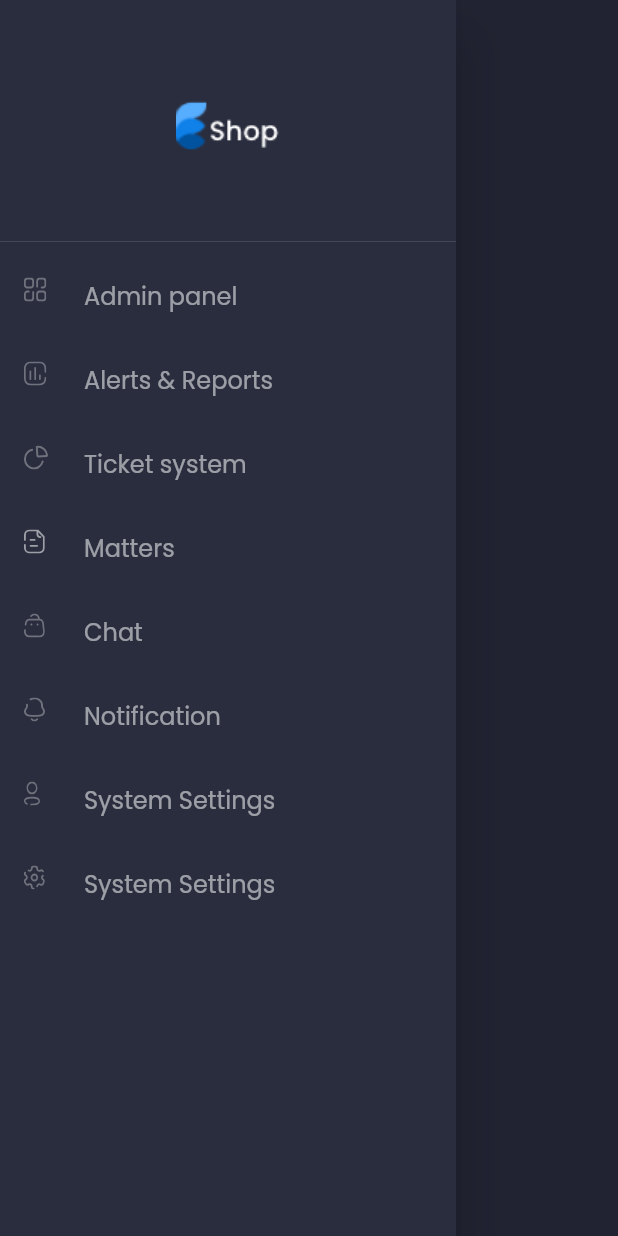
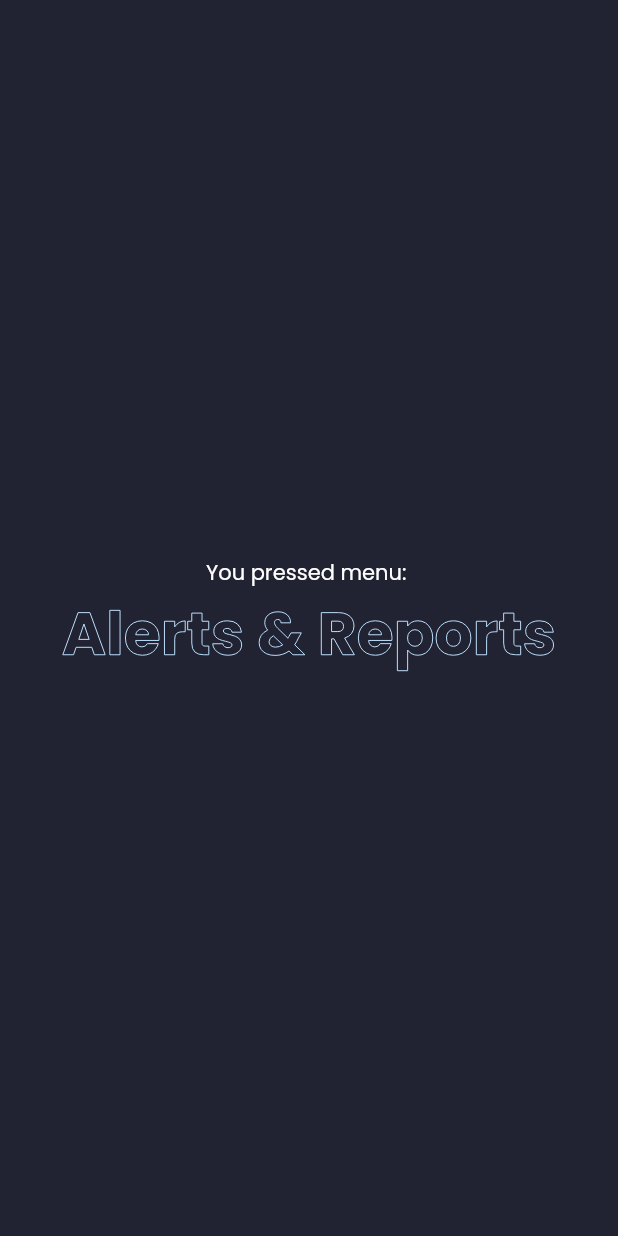
Before and after one commit to Reriuqni/khavier, a Flutter app: the SideMenu widget shown alone on an empty page, opened directly, after a tap on "Alerts & Reports", on a phone screen of 412 x 824 dp. Run offline on Flutter 3.47's test engine with Material 2 defaults, Android fonts, the light colour scheme and no system bars; our stand-ins replace data_table_2, fl_chart, flutter_svg, google_fonts.

Commit message:
Added routs screens side menu

```diff
--- a/lib/screens/main/components/side_menu.dart
+++ b/lib/screens/main/components/side_menu.dart
@@ -17,42 +17,58 @@ class SideMenu extends StatelessWidget {
           DrawerListTile(
             title: "Admin panel",
             svgSrc: "assets/icons/menu_dashbord.svg",
-            press: () {},
+            press: () {
+              Navigator.pushNamed(context, '/');
+            },
           ),
           DrawerListTile(
             title: "Alerts & Reports",
             svgSrc: "assets/icons/menu_tran.svg",
-            press: () {},
+            press: () {
+              Navigator.pushNamed(context, '/reports');
+            },
           ),
           DrawerListTile(
-            title: "Ticket system ",
+            title: "Ticket system",
             svgSrc: "assets/icons/menu_task.svg",
-            press: () {},
+            press: () {
+              Navigator.pushNamed(context, '/tickets');
+            },
           ),
           DrawerListTile(
             title: "Matters",
             svgSrc: "assets/icons/menu_doc.svg",
-            press: () {},
+            press: () {
+              Navigator.pushNamed(context, '/matters');
+            },
           ),
           DrawerListTile(
             title: "Chat",
             svgSrc: "assets/icons/menu_store.svg",
-            press: () {},
+            press: () {
+              Navigator.pushNamed(context, '/chat');
+            },
           ),
           DrawerListTile(
             title: "Notification",
             svgSrc: "assets/icons/menu_notification.svg",
-            press: () {},
+            press: () {
+              Navigator.pushNamed(context, '/notification');
+            },
           ),
           DrawerListTile(
             title: "System Settings",
             svgSrc: "assets/icons/menu_profile.svg",
-            press: () {},
+            press: () {
+              Navigator.pushNamed(context, '/settings');
+            },
           ),
           DrawerListTile(
             title: "System Settings",
             svgSrc: "assets/icons/menu_setting.svg",
-            press: () {},
+            press: () {
+              Navigator.pushNamed(context, '/settings');
+            },
           ),
         ],
       ),
--- /dev/null
+++ b/lib/screens/reports/reports_screen.dart
@@ -0,0 +1,56 @@
+import 'package:admin/controllers/MenuController.dart';
+import 'package:admin/responsive.dart';
+import 'package:flutter/material.dart';
+import 'package:provider/provider.dart';
+
+import '../main/components/side_menu.dart';
+
+class ReportsScreen extends StatelessWidget {
+  final String _pageName = 'Alerts & Reports';
+
+  @override
+  Widget build(BuildContext context) {
+    return Scaffold(
+      key: context.read<MenuController>().scaffoldKey,
+      drawer: SideMenu(),
+      body: SafeArea(
+        child: Row(
+          crossAxisAlignment: CrossAxisAlignment.start,
+          children: [
+            // We want this side menu only for large screen
+            if (Responsive.isDesktop(context))
+              Expanded(
+                // default flex = 1
+                // and it takes 1/6 part of the screen
+                child: SideMenu(),
+              ),
+            Expanded(
+              // It takes 5/6 part of the screen
+              flex: 5,
+
+              child: Column(
+                mainAxisAlignment: MainAxisAlignment.center,
+                children: <Widget>[
+                  Text(
+                    'You pressed menu: ',
+                  ),
+                  Text(
+                    '$_pageName',
+                    style: TextStyle(
+                      fontWeight: FontWeight.bold,
+                      fontSize: 40,
+                      // decorationStyle: TextDecorationStyle.wavy,
+                      foreground: Paint()
+                        ..style = PaintingStyle.stroke
+                        ..color = Colors.blue[100]!,
+                    ),
+                  ),
+                ],
+              ),
+            ),
+          ],
+        ),
+      ),
+    );
+  }
+}
```
Also changed, not shown: lib/main.dart (+56 -0 lines), lib/screens/chat/chat_screen.dart (added, +56 -0 lines), lib/screens/matters/matters_screen.dart (added, +56 -0 lines), lib/screens/notification/notification_screen.dart (added, +56 -0 lines), lib/screens/settings/settings_screen.dart (added, +56 -0 lines), lib/screens/ticket/tickets_screen.dart (added, +56 -0 lines).
